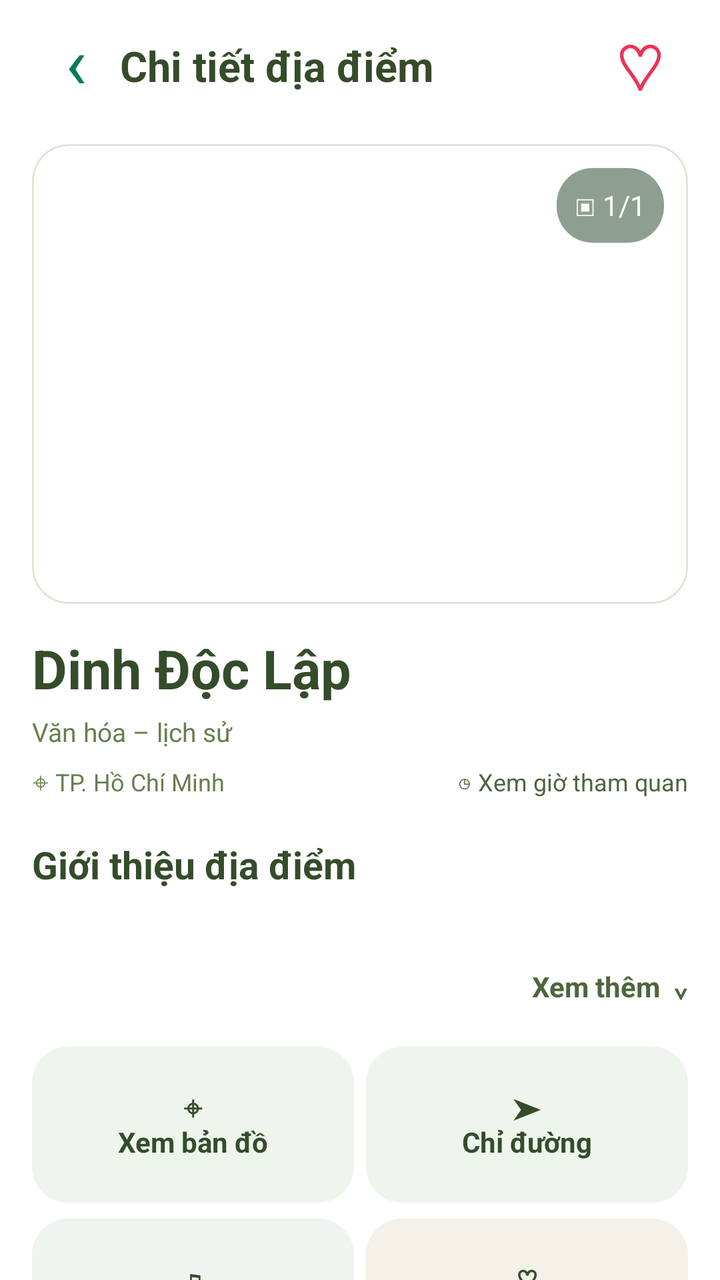
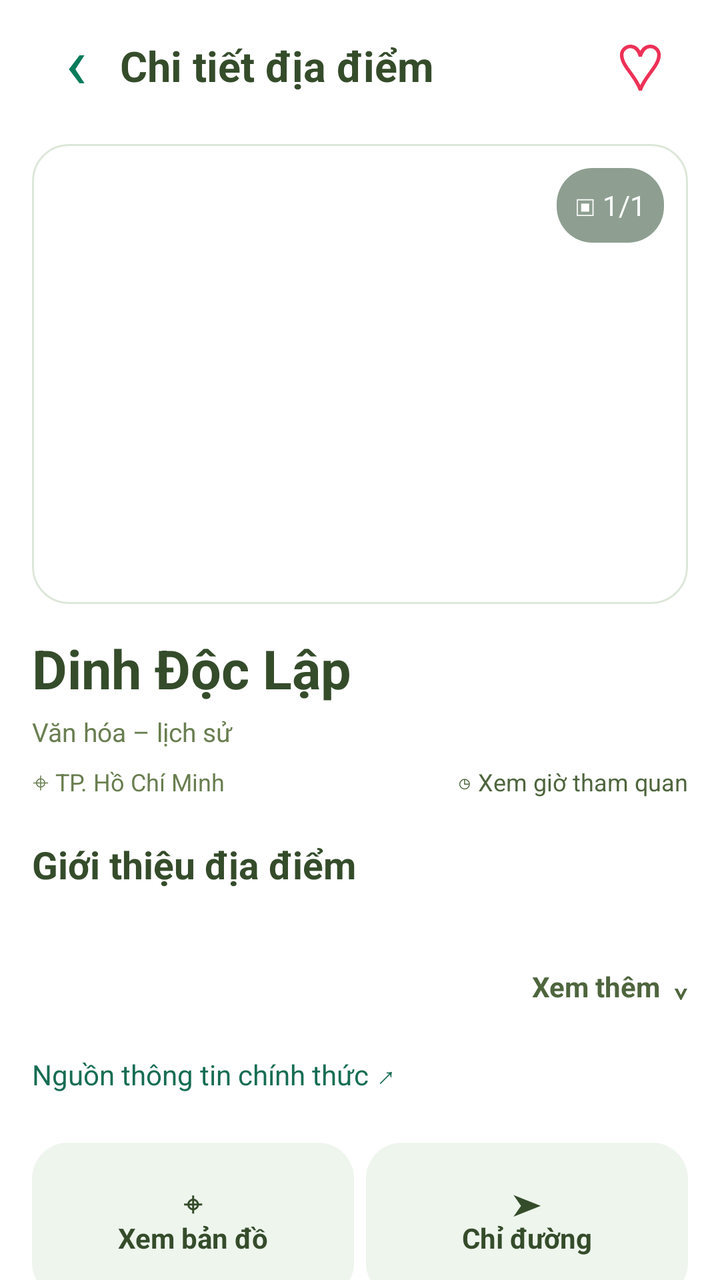

The first picture is an Android layout as it rendered before a commit; the second is the same layout after the commit. The layout source and the unified diff follow.
<!-- AndroidManifest.xml: application theme Theme.APP_CK -->
<!-- res/layout/activity_chi_tiet_dia_diem.xml -->
<?xml version="1.0" encoding="utf-8"?>
<LinearLayout
    xmlns:android="http://schemas.android.com/apk/res/android"
    android:layout_width="match_parent"
    android:layout_height="match_parent"
    android:orientation="vertical"
    android:background="#FFFFFF">

    
    <LinearLayout
        android:layout_width="match_parent"
        android:layout_height="56dp"
        android:paddingHorizontal="16dp"
        android:gravity="center_vertical"
        android:orientation="horizontal"
        android:background="#FFFFFF"
        >

        <TextView
            android:id="@+id/nutQuayLai"
            android:layout_width="44dp"
            android:layout_height="44dp"
            android:gravity="center"
            android:text="‹"
            android:textSize="36sp"
            android:textColor="#087B5A"
            android:contentDescription="Quay lại"
            android:clickable="true"
            android:focusable="true"/>

        <TextView
            android:layout_width="0dp"
            android:layout_height="wrap_content"
            android:layout_marginTop="5dp"
            android:layout_weight="1"
            android:text="Chi tiết địa điểm"
            android:textColor="#354C2B"
            android:textSize="21sp"
            android:textStyle="bold" />

        <TextView
            android:id="@+id/nutTimYeuThich"
            android:layout_width="48dp"
            android:layout_height="44dp"
            android:layout_marginTop="5dp"
            android:clickable="true"
            android:contentDescription="Yêu thích"
            android:focusable="true"
            android:gravity="center"
            android:text="♡"
            android:textColor="#ED3157"
            android:textSize="32sp" />

    </LinearLayout>

    
    <ScrollView
        android:layout_width="match_parent"
        android:layout_height="0dp"
        android:layout_weight="1"
        android:fillViewport="true"
        android:scrollbars="none"
        android:background="#FFFFFF">

        <LinearLayout
            android:layout_width="match_parent"
            android:layout_height="wrap_content"
            android:orientation="vertical"
            android:padding="16dp">

            
            <FrameLayout
                android:layout_width="match_parent"
                android:layout_height="230dp"
                android:background="@drawable/nen_the_trang"
                android:clipToOutline="true">

                <ImageView
                    android:id="@+id/anhChiTiet"
                    android:layout_width="match_parent"
                    android:layout_height="match_parent"
                    android:scaleType="centerCrop"
                    android:contentDescription="Ảnh địa điểm"/>

                <TextView
                    android:id="@+id/soLuongAnh"
                    android:layout_width="wrap_content"
                    android:layout_height="wrap_content"
                    android:layout_gravity="top|end"
                    android:layout_margin="12dp"
                    android:padding="9dp"
                    android:text="▣ 1/1"
                    android:textColor="#FFFFFF"
                    android:background="@drawable/nen_dem_anh"/>

            </FrameLayout>

            
            <TextView
                android:id="@+id/tenChiTiet"
                android:layout_width="match_parent"
                android:layout_height="wrap_content"
                android:layout_marginTop="14dp"
                android:text="Dinh Độc Lập"
                android:textColor="#354C2B"
                android:textSize="27sp"
                android:textStyle="bold"/>

            
            <TextView
                android:id="@+id/danhMucChiTiet"
                android:layout_width="wrap_content"
                android:layout_height="wrap_content"
                android:layout_marginTop="5dp"
                android:text="Văn hóa – lịch sử"
                android:textSize="13sp"
                android:textColor="#697E50"/>

            
            <LinearLayout
                android:layout_width="match_parent"
                android:layout_height="wrap_content"
                android:orientation="horizontal"
                android:layout_marginTop="8dp"
                android:gravity="center_vertical">

                <TextView
                    android:id="@+id/diaChiChiTiet"
                    android:layout_width="0dp"
                    android:layout_weight="1"
                    android:layout_height="wrap_content"
                    android:textSize="12sp"
                    android:textColor="#697E50"
                    android:text="⌖ TP. Hồ Chí Minh"/>

                <TextView
                    android:id="@+id/gioMoCua"
                    android:layout_width="wrap_content"
                    android:layout_height="wrap_content"
                    android:text="◷ Xem giờ tham quan"
                    android:textSize="12sp"
                    android:textColor="#4E653D"/>

            </LinearLayout>

            
            <TextView
                android:layout_width="match_parent"
                android:layout_height="wrap_content"
                android:layout_marginTop="20dp"
                android:text="Giới thiệu địa điểm"
                android:textStyle="bold"
                android:textSize="19sp"
                android:textColor="#354C2B"/>

            <TextView
                android:id="@+id/moTaChiTiet"
                android:layout_width="match_parent"
                android:layout_height="wrap_content"
                android:layout_marginTop="8dp"
                android:textSize="15sp"
                android:lineSpacingExtra="4dp"
                android:textColor="#60705A"
                android:maxLines="3"
                android:ellipsize="end"/>

            <TextView
                android:id="@+id/nutXemThem"
                android:layout_width="match_parent"
                android:layout_height="40dp"
                android:gravity="end|center_vertical"
                android:text="Xem thêm  ⌄"
                android:textColor="#4E653D"
                android:textStyle="bold"
                android:clickable="true"
                android:focusable="true"/>

            
            <LinearLayout
                android:layout_width="match_parent"
                android:layout_height="wrap_content"
                android:layout_marginTop="10dp"
                android:orientation="vertical">

                <LinearLayout
                    android:layout_width="match_parent"
                    android:layout_height="wrap_content"
                    android:orientation="horizontal">

                    <TextView
                        android:id="@+id/nutXemBanDo"
                        android:layout_width="0dp"
                        android:layout_height="78dp"
                        android:layout_weight="1"
                        android:layout_marginEnd="6dp"
                        android:gravity="center"
                        android:text="⌖\nXem bản đồ"
                        android:textSize="14sp"
                        android:textStyle="bold"
                        android:textColor="#354C2B"
                        android:background="@drawable/nen_tien_ich_xanh"
                        android:clickable="true"
                        android:focusable="true"/>

                    <TextView
                        android:id="@+id/nutChiDuong"
                        android:layout_width="0dp"
                        android:layout_height="78dp"
                        android:layout_weight="1"
                        android:gravity="center"
                        android:text="➤\nChỉ đường"
                        android:textSize="14sp"
                        android:textStyle="bold"
                        android:textColor="#354C2B"
                        android:background="@drawable/nen_tien_ich_xanh"
                        android:clickable="true"
                        android:focusable="true"/>

                </LinearLayout>

                <LinearLayout
                    android:layout_width="match_parent"
                    android:layout_height="wrap_content"
                    android:layout_marginTop="8dp"
                    android:orientation="horizontal">

                    <TextView
                        android:id="@+id/nutNgheThuyetMinh"
                        android:layout_width="0dp"
                        android:layout_height="78dp"
                        android:layout_weight="1"
                        android:layout_marginEnd="6dp"
                        android:gravity="center"
                        android:text="♫\nThuyết minh"
                        android:textSize="14sp"
                        android:textStyle="bold"
                        android:textColor="#354C2B"
                        android:background="@drawable/nen_tien_ich_lam"
                        android:clickable="true"
                        android:focusable="true"/>

                    <TextView
                        android:id="@+id/nutLuuYeuThich"
                        android:layout_width="0dp"
                        android:layout_height="78dp"
                        android:layout_weight="1"
                        android:gravity="center"
                        android:text="♡\nYêu thích"
                        android:textSize="14sp"
                        android:textStyle="bold"
                        android:textColor="#354C2B"
                        android:background="@drawable/nen_tien_ich_cam"
                        android:clickable="true"
                        android:focusable="true"/>

                </LinearLayout>
            </LinearLayout>

            
            <TextView
                android:id="@+id/nutPhatLon"
                android:layout_width="match_parent"
                android:layout_height="58dp"
                android:layout_marginTop="16dp"
                android:gravity="center_vertical"
                android:paddingHorizontal="20dp"
                android:text="▶   Nghe thuyết minh     ›"
                android:textSize="18sp"
                android:textStyle="bold"
                android:textColor="#FFFFFF"
                android:background="@drawable/nen_cta_xanh"
                android:clickable="true"
                android:focusable="true"/>

            <TextView
                android:id="@+id/trangThaiThuyetMinh"
                android:layout_width="match_parent"
                android:layout_height="wrap_content"
                android:layout_marginTop="6dp"
                android:textSize="13sp"
                android:textColor="#607467"
                android:accessibilityLiveRegion="polite"
                android:visibility="gone" />

            
            <TextView
                android:id="@+id/nutDungThuyetMinh"
                android:layout_width="match_parent"
                android:layout_height="42dp"
                android:gravity="center"
                android:text="■  Dừng thuyết minh"
                android:textColor="#4E653D"
                android:clickable="true"
                android:focusable="true"/>

            
            <TextView
                android:id="@+id/nutThuVien"
                android:layout_width="match_parent"
                android:layout_height="56dp"
                android:gravity="center_vertical"
                android:paddingHorizontal="16dp"
                android:text="▣   Xem hình ảnh &amp; phim tư liệu     ›"
                android:textColor="#4E653D"
                android:textSize="16sp"
                android:background="@drawable/nen_tien_ich_xanh"
                android:clickable="true"
                android:focusable="true"/>

            
            <LinearLayout
                android:layout_width="match_parent"
                android:layout_height="wrap_content"
                android:layout_marginTop="18dp"
                android:orientation="horizontal"
                android:gravity="center_vertical">

                <TextView
                    android:layout_width="0dp"
                    android:layout_weight="1"
                    android:layout_height="wrap_content"
                    android:text="Các điểm tham quan nổi bật"
                    android:textStyle="bold"
                    android:textSize="18sp"
                    android:textColor="#354C2B"/>

                <TextView
                    android:id="@+id/nutXemTatCaDiem"
                    android:layout_width="wrap_content"
                    android:layout_height="44dp"
                    android:gravity="center"
                    android:text="Xem tất cả  ›"
                    android:textColor="#4E653D"
                    android:clickable="true"
                    android:focusable="true"/>

            </LinearLayout>

            
            <HorizontalScrollView
                android:layout_width="match_parent"
                android:layout_height="wrap_content"
                android:scrollbars="none">

                <LinearLayout
                    android:id="@+id/danhSachDiemNoiBat"
                    android:layout_width="wrap_content"
                    android:layout_height="wrap_content"
                    android:orientation="horizontal"
                    android:paddingBottom="8dp"/>

            </HorizontalScrollView>

            
            <TextView
                android:id="@+id/nutBatDauThamQuan"
                android:layout_width="match_parent"
                android:layout_height="62dp"
                android:layout_marginTop="16dp"
                android:gravity="center"
                android:text="➤   Bắt đầu tham quan    →"
                android:textSize="20sp"
                android:textStyle="bold"
                android:textColor="#FFFFFF"
                android:background="@drawable/nen_cta_xanh"
                android:clickable="true"
                android:focusable="true"/>

        </LinearLayout>
    </ScrollView>

</LinearLayout>
<!-- resources referenced by this layout -->
<resources>
  <!-- drawable nen_cta_xanh (drawable) -->
  <?xml version="1.0" encoding="utf-8"?>
  <shape xmlns:android="http://schemas.android.com/apk/res/android" android:shape="rectangle"><solid android:color="#4F7C5A"/><corners android:radius="18dp"/></shape>
  <!-- drawable nen_dem_anh (drawable) -->
  <?xml version="1.0" encoding="utf-8"?>
  <shape xmlns:android="http://schemas.android.com/apk/res/android" android:shape="rectangle"><solid android:color="#99435F48"/><corners android:radius="18dp"/></shape>
  <!-- drawable nen_the_trang (drawable) -->
  <?xml version="1.0" encoding="utf-8"?>
  
  <shape xmlns:android="http://schemas.android.com/apk/res/android">
      <solid android:color="#FFFFFF"/>
      <corners android:radius="18dp"/>
      <stroke android:width="1dp" android:color="#DDE7D9"/>
  </shape>
  <!-- drawable nen_tien_ich_cam (drawable) -->
  <?xml version="1.0" encoding="utf-8"?>
  <shape xmlns:android="http://schemas.android.com/apk/res/android" android:shape="rectangle"><solid android:color="#F3F1E8"/><corners android:radius="18dp"/></shape>
  <!-- drawable nen_tien_ich_lam (drawable) -->
  <?xml version="1.0" encoding="utf-8"?>
  <shape xmlns:android="http://schemas.android.com/apk/res/android" android:shape="rectangle"><solid android:color="#EEF4F0"/><corners android:radius="18dp"/></shape>
  <!-- drawable nen_tien_ich_xanh (drawable) -->
  <?xml version="1.0" encoding="utf-8"?>
  <shape xmlns:android="http://schemas.android.com/apk/res/android" android:shape="rectangle"><solid android:color="#EEF5ED"/><corners android:radius="18dp"/></shape>
  <style name="Theme.APP_CK" parent="Base.Theme.APP_CK" />
  <style name="Base.Theme.APP_CK" parent="Theme.Material3.DayNight.NoActionBar">
          <item name="materialAlertDialogTheme">@style/ThemeOverlay.APP_CK.Dialog</item>
          
          
      </style>
  <style name="ThemeOverlay.APP_CK.Dialog" parent="ThemeOverlay.Material3.MaterialAlertDialog">
          <item name="colorPrimary">#4F7C5A</item>
          <item name="colorOnPrimary">#FFFFFF</item>
          <item name="colorSurface">#FFFFFF</item>
          <item name="colorSurfaceContainerHigh">#FFFFFF</item>
          <item name="colorOnSurface">#24382D</item>
          <item name="colorOnSurfaceVariant">#647568</item>
          <item name="android:textColorPrimary">#24382D</item>
          <item name="android:textColorSecondary">#647568</item>
          <item name="shapeAppearanceOverlay">@style/ShapeAppearance.APP_CK.Dialog</item>
          <item name="buttonBarPositiveButtonStyle">@style/Widget.APP_CK.Dialog.Positive</item>
          <item name="buttonBarNegativeButtonStyle">@style/Widget.APP_CK.Dialog.Negative</item>
          <item name="buttonBarNeutralButtonStyle">@style/Widget.APP_CK.Dialog.Negative</item>
      </style>
  <style name="ShapeAppearance.APP_CK.Dialog" parent="">
          <item name="cornerFamily">rounded</item>
          <item name="cornerSize">24dp</item>
      </style>
  <style name="Widget.APP_CK.Dialog.Positive" parent="Widget.Material3.Button.TextButton.Dialog">
          <item name="android:textColor">#FFFFFF</item>
          <item name="backgroundTint">#4F7C5A</item>
          <item name="cornerRadius">12dp</item>
          <item name="android:textAllCaps">false</item>
          <item name="android:minHeight">48dp</item>
          <item name="android:layout_marginStart">8dp</item>
      </style>
  <style name="Widget.APP_CK.Dialog.Negative" parent="Widget.Material3.Button.TextButton.Dialog">
          <item name="android:textColor">#4F7C5A</item>
          <item name="backgroundTint">#EEF4EA</item>
          <item name="cornerRadius">12dp</item>
          <item name="android:textAllCaps">false</item>
          <item name="android:minHeight">48dp</item>
      </style>
</resources>

<!-- the commit's change to res/layout/activity_chi_tiet_dia_diem.xml (unified diff, before → after) -->
@@ -172,6 +172,18 @@
                 android:text="Xem thêm  ⌄"
                 android:textColor="#4E653D"
                 android:textStyle="bold"
+                android:clickable="true"
+                android:focusable="true"/>
+
+            <TextView
+                android:id="@+id/nguonChiTiet"
+                android:layout_width="match_parent"
+                android:layout_height="wrap_content"
+                android:minHeight="48dp"
+                android:gravity="center_vertical"
+                android:text="Nguồn thông tin chính thức ↗"
+                android:textColor="#176D53"
+                android:textSize="14sp"
                 android:clickable="true"
                 android:focusable="true"/>
 
